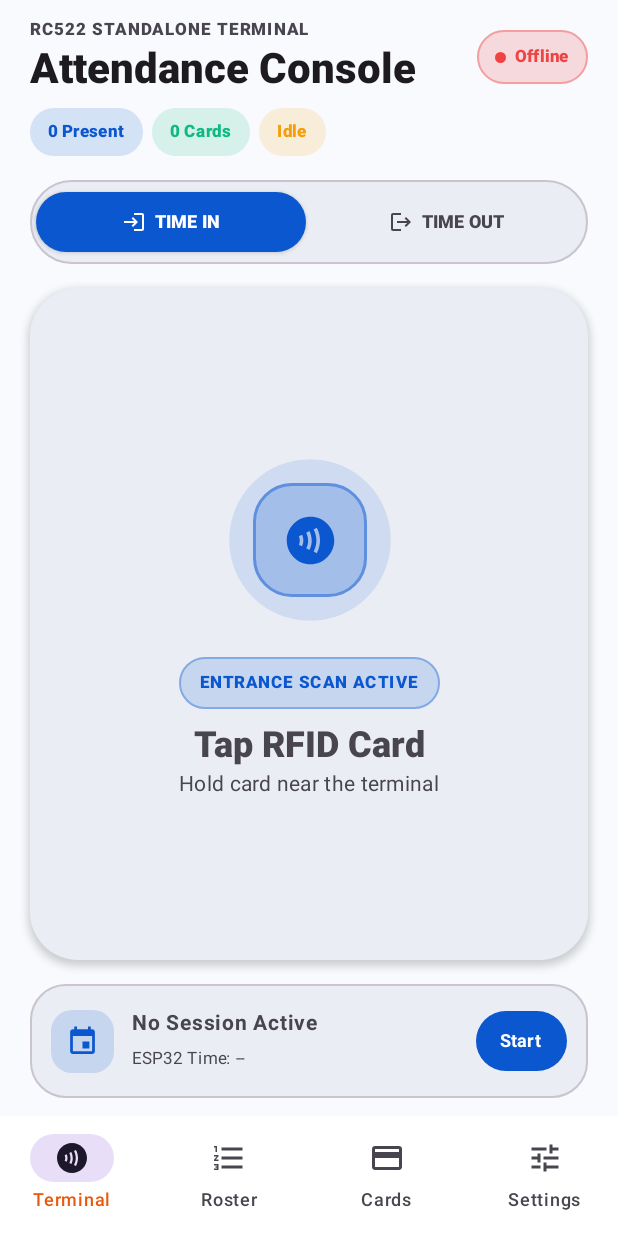
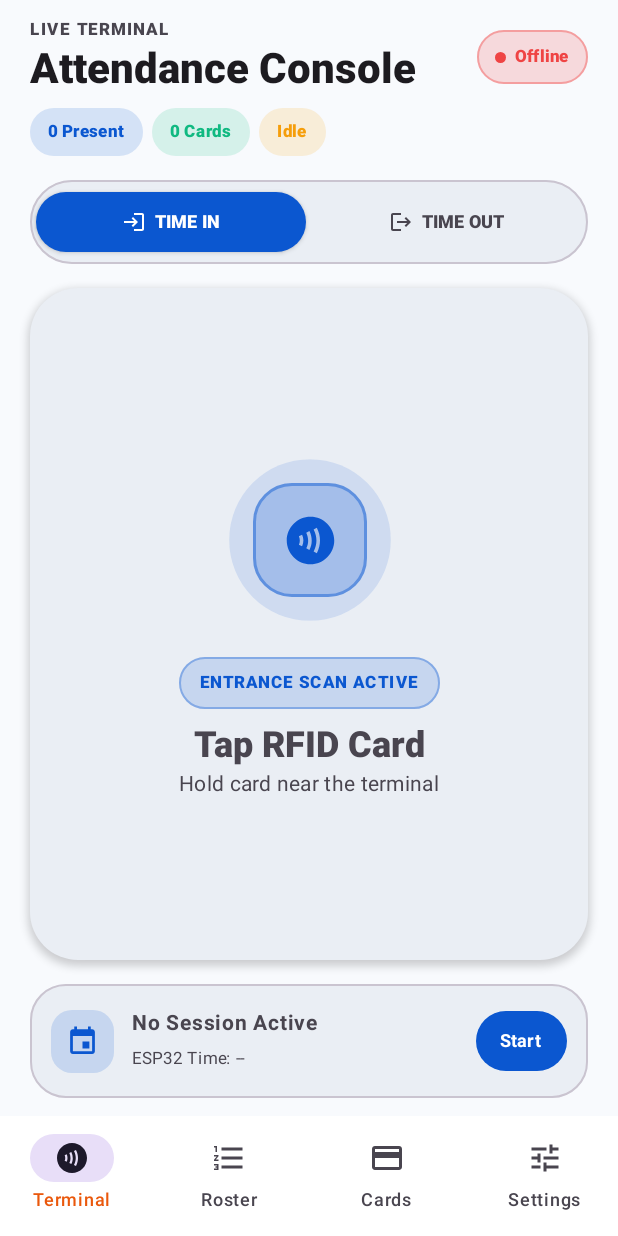
Before and after one commit to austin12363/ESP32-RFID-Attendance-System, an Android app built with Jetpack Compose: the screen it shows after launch (MainActivity), on a phone screen of 412 x 824 dp. Run offline under Robolectric (Android 15) with nearby library versions, the phone set to English and light mode, and no system bars.

Commit message:
Polish microcopy: remove hardware codes (RC522), use natural user-facing text, refine Material You layout

```diff
--- a/android-app/app/src/main/java/com/slsu/attendance/ui/screens/CardsScreen.kt
+++ b/android-app/app/src/main/java/com/slsu/attendance/ui/screens/CardsScreen.kt
@@ -201,7 +201,7 @@ fun CardsScreen(viewModel: AttendanceViewModel, uiState: UiState) {
                 Column(verticalArrangement = Arrangement.spacedBy(12.dp)) {
                     if (!uiState.isRegistering) {
                         Text(
-                            "Enter attendee info, then tap the physical card on the ESP32 RC522 scanner.",
+                            "Enter attendee info, then tap the physical card on the scanner.",
                             fontSize = 12.sp,
                             color = Color.Gray
                         )
@@ -242,7 +242,7 @@ fun CardsScreen(viewModel: AttendanceViewModel, uiState: UiState) {
                                     CircularProgressIndicator(modifier = Modifier.size(36.dp), color = primaryColor)
                                     Spacer(Modifier.height(14.dp))
                                     Text("Waiting for physical card tap...", fontWeight = FontWeight.Black)
-                                    Text("Bring RFID tag close to RC522 module", fontSize = 11.sp, color = Color.Gray)
+                                    Text("Hold RFID tag near the scanner", fontSize = 11.sp, color = Color.Gray)
                                 } else if (regState?.state == "success" || regState?.state == "same_card") {
                                     Icon(Icons.Default.CheckCircle, contentDescription = null, tint = Color(0xFF059669), modifier = Modifier.size(44.dp))
                                     Spacer(Modifier.height(8.dp))
--- a/android-app/app/src/main/java/com/slsu/attendance/ui/screens/DashboardScreen.kt
+++ b/android-app/app/src/main/java/com/slsu/attendance/ui/screens/DashboardScreen.kt
@@ -56,7 +56,7 @@ fun DashboardScreen(viewModel: AttendanceViewModel, uiState: UiState) {
                 ) {
                     Column {
                         Text(
-                            text = "RC522 STANDALONE TERMINAL",
+                            text = "LIVE TERMINAL",
                             style = MaterialTheme.typography.labelSmall,
                             fontWeight = FontWeight.Black,
                             letterSpacing = 1.2.sp,
```
